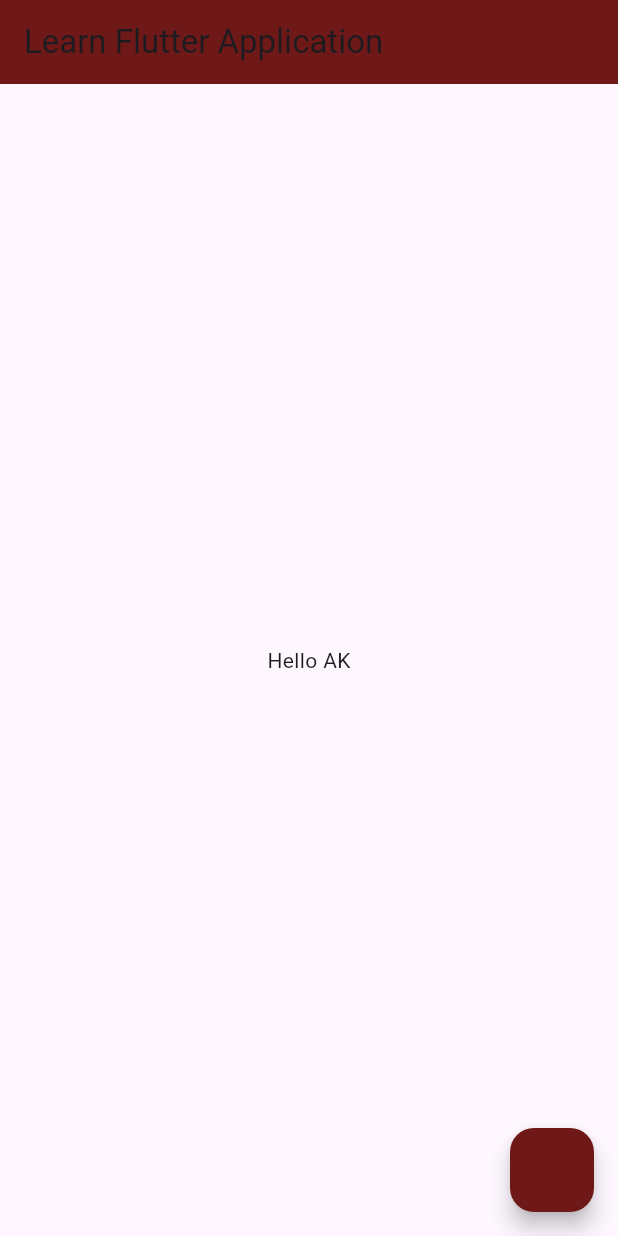
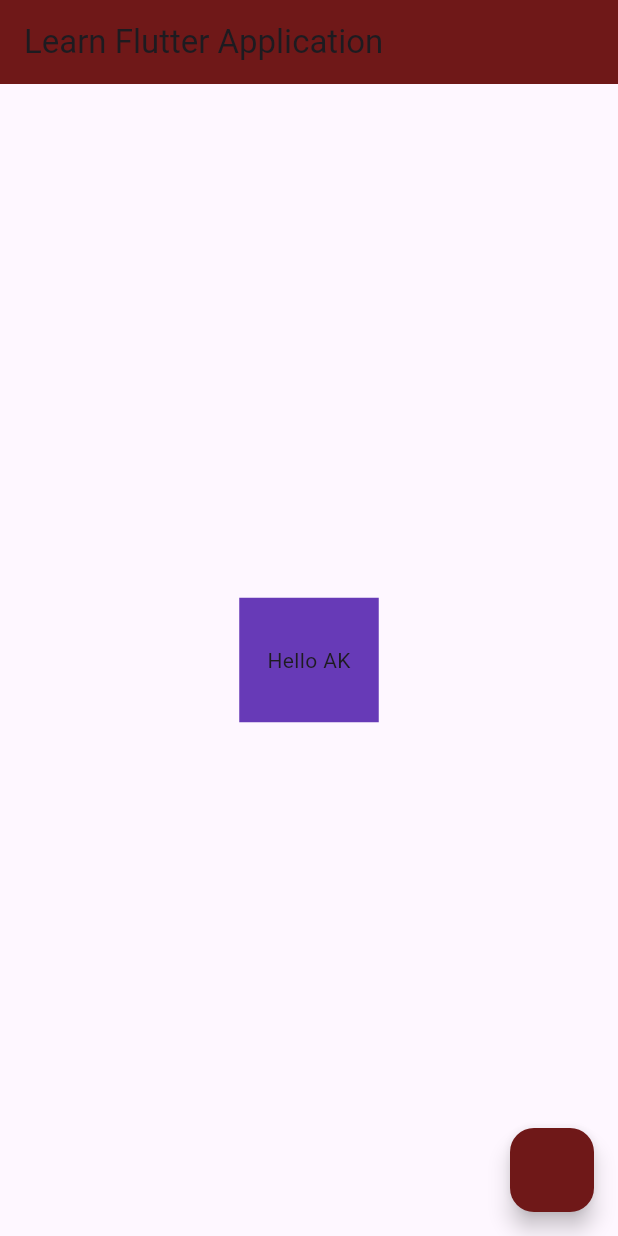
Before and after one commit to asem-kurd/learn_flutter_projects, a Flutter app: the screen it shows after launch, on a phone screen of 412 x 824 dp. Run offline on Flutter 3.47's test engine with Material 3 defaults, Android fonts, the phone set to English and light mode, and no system bars.

Commit message:
Video 4 Learn how to add a container and put on in its defails color, width, height etc

```diff
--- a/lib/main.dart
+++ b/lib/main.dart
@@ -1,12 +1,11 @@
 import 'package:flutter/material.dart';
 
 void main() {
-  runApp(LearnFlutter()); // LearnFlutter() is a custum widget created by developer not build in prog_lang
+  runApp(
+      LearnFlutter()); // LearnFlutter() is a custum widget created by developer not build in prog_lang
 }
 
 class LearnFlutter extends StatelessWidget {
-  LearnFlutter(); // constructor
-  @override
   Widget build(BuildContext context) {
     // return type is Widget || return MaterialApp with its details
     return MaterialApp(
@@ -23,7 +22,14 @@ class LearnFlutter extends StatelessWidget {
           hoverColor: Colors.amber,
         ),
         body: Center(
-          child: Text("Hello AK"),
+          child: Container(
+            width: 93,
+            height: 83,
+            color: Colors.deepPurple,
+            child: Center(
+              child: Text("Hello AK"),
+            ),
+          ),
         ),
       ),
     );
```
